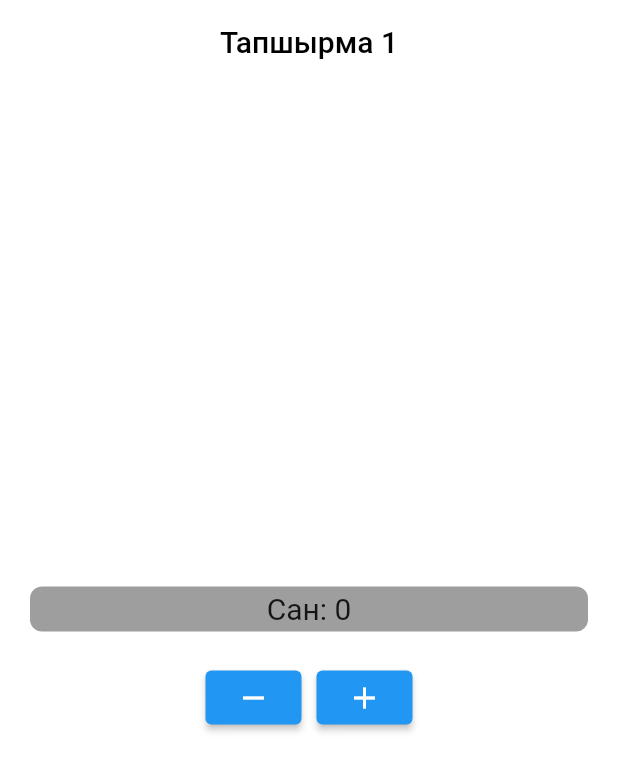
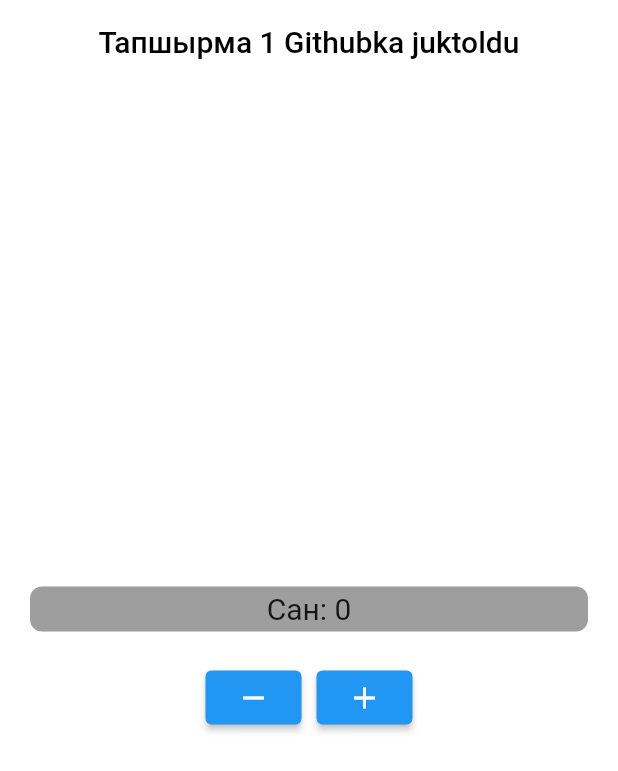
Before and after one commit to JarkynbekT/github2_example, a Flutter app: the screen it shows after launch, on a phone screen of 412 x 824 dp. Shown: the top 771 px of the screen. Run offline on Flutter 3.47's test engine with Material 2 defaults, Android fonts, the phone set to English and light mode, and no system bars.

Commit message:
main ozgordu

```diff
--- a/lib/main.dart
+++ b/lib/main.dart
@@ -54,7 +54,8 @@ class _MyHomePageState extends State<MyHomePage> {
         centerTitle: true,
         backgroundColor: Colors.white,
         title: const Text(
-          "Тапшырма 1",
+          "Тапшырма 1 Githubka juktoldu",
+          //ушу коммментарийди кара
           style: TextStyle(color: Colors.black),
         ),
         elevation: 0,
```
